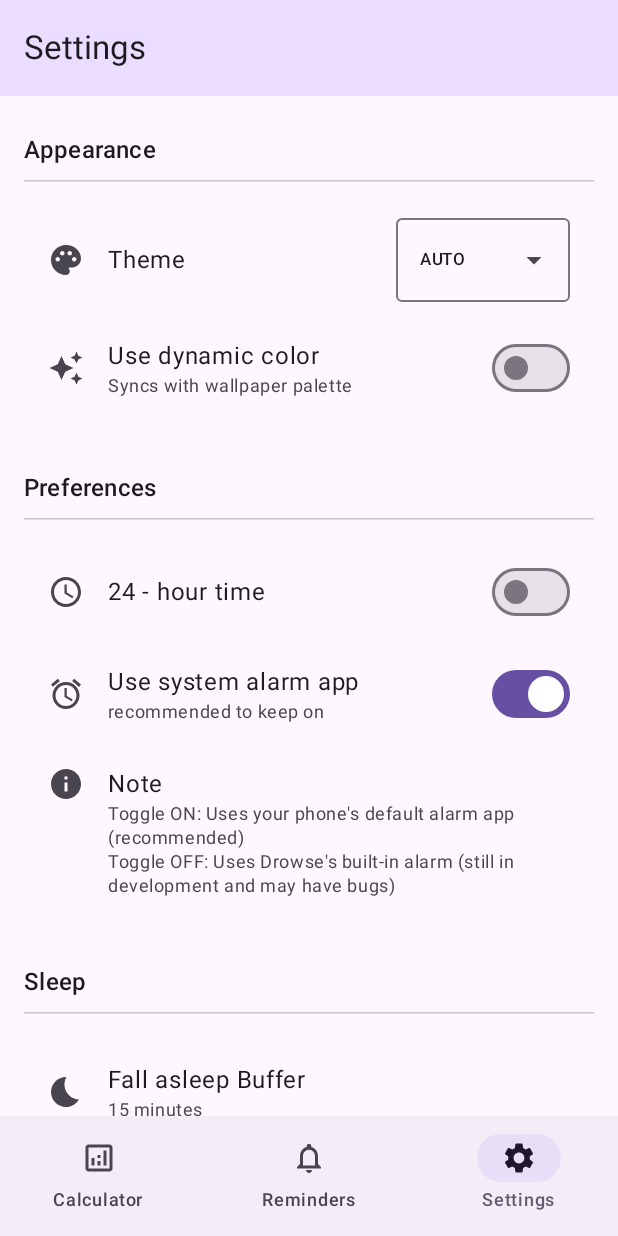
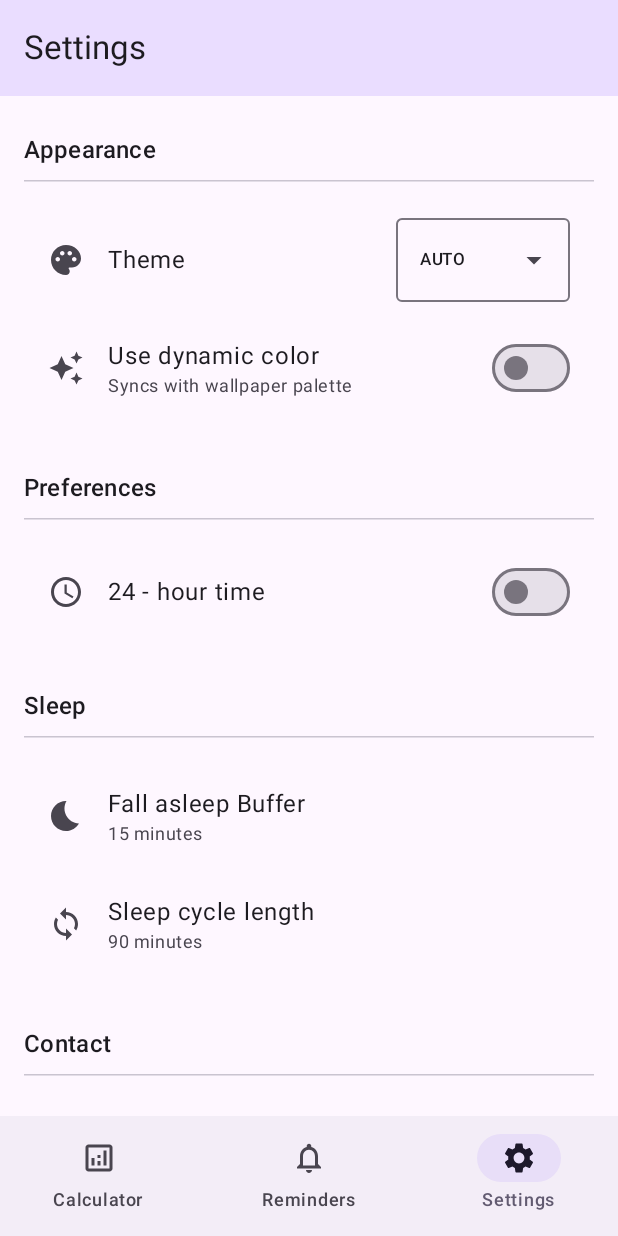
Before and after one commit to Collabroth/drowse, an Android app built with Jetpack Compose: the screen it shows after launch (MainActivity), item 3 of the bottom bar chosen, on a phone screen of 412 x 824 dp. Run offline under Robolectric (Android 15) with nearby library versions, the phone set to English and light mode, and no system bars; our stand-ins replace Dagger/Hilt's generated code, Room's generated code.

Commit message:
disable app alarm option as it is still in development

```diff
--- a/app/src/main/java/com/codebroth/drowse/settings/ui/SettingsScreen.kt
+++ b/app/src/main/java/com/codebroth/drowse/settings/ui/SettingsScreen.kt
@@ -132,22 +132,22 @@ fun SettingsScreen(
                     },
                 )
                 // Not yet ready for production. Alarm feature is a work in progress.
-                PreferenceRow(
-                    icon = Icons.Default.Alarm,
-                    label = stringResource(R.string.label_use_system_alarm_app),
-                    description = "recommended to keep on",
-                    trailingContent = {
-                        Switch(
-                            checked = uiState.useAlarmClockApi,
-                            onCheckedChange = viewModel::onToggleUseAlarmClockApi
-                        )
-                    }
-                )
-                PreferenceRow(
-                    icon = Icons.Default.Info,
-                    label = stringResource(R.string.label_note),
-                    description = stringResource(R.string.temporary_resource_alarm_feature_note)
-                )
+//                PreferenceRow(
+//                    icon = Icons.Default.Alarm,
+//                    label = stringResource(R.string.label_use_system_alarm_app),
+//                    description = "recommended to keep on",
+//                    trailingContent = {
+//                        Switch(
+//                            checked = uiState.useAlarmClockApi,
+//                            onCheckedChange = viewModel::onToggleUseAlarmClockApi
+//                        )
+//                    }
+//                )
+//                PreferenceRow(
+//                    icon = Icons.Default.Info,
+//                    label = stringResource(R.string.label_note),
+//                    description = stringResource(R.string.temporary_resource_alarm_feature_note)
+//                )
             }
         }
         item {
```
